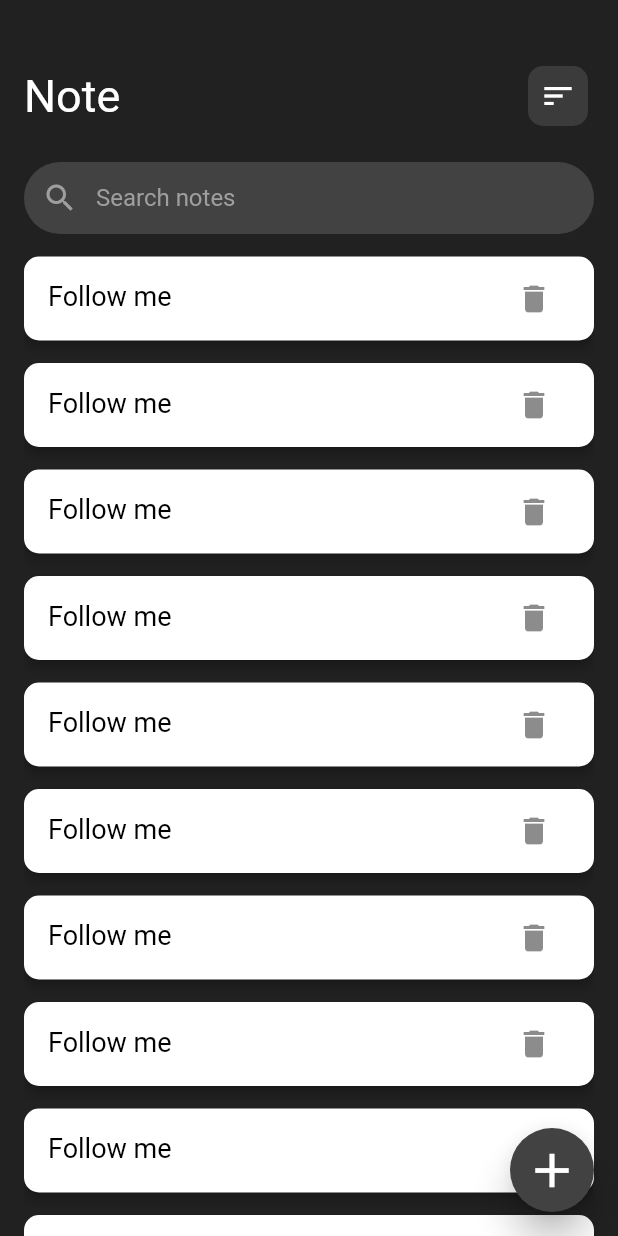
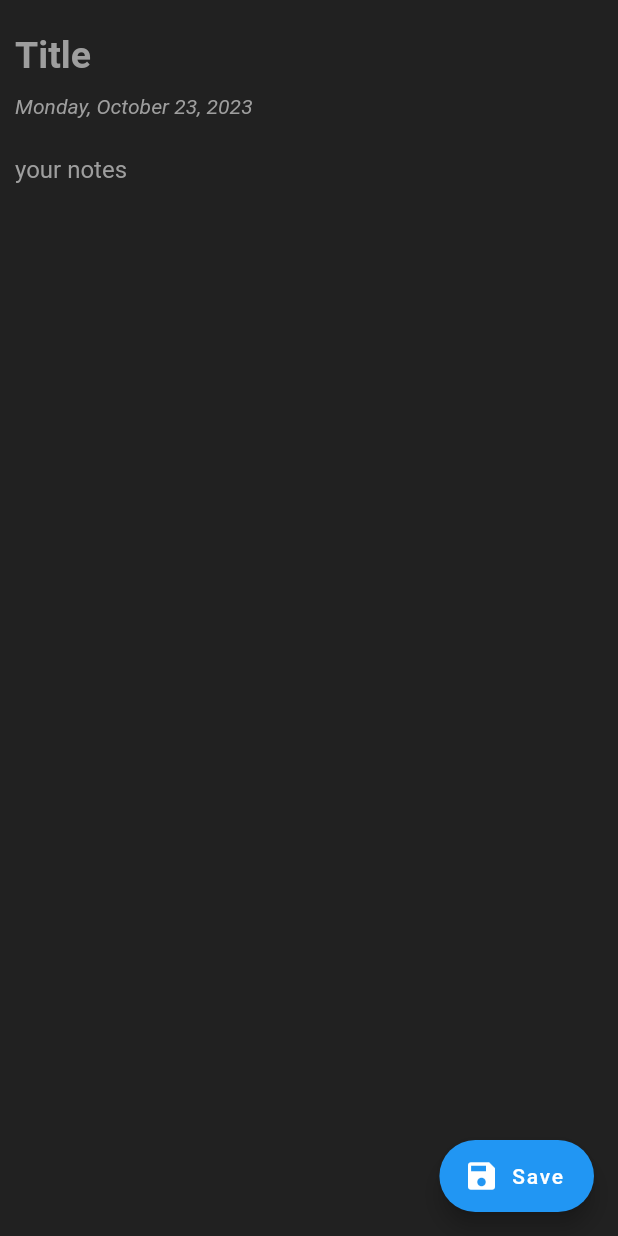
Before and after one commit to mosharof00/flutter_notes_app, a Flutter app: the HomeScreen screen opened directly, after a tap on the "add" icon, on a phone screen of 412 x 824 dp. Run offline on Flutter 3.47's test engine with Material 2 defaults, Android fonts, the phone set to English and light mode, and no system bars; our stand-ins replace sqflite; accounts and stored records are empty.

Commit message:
add, edit, iconbutton, database, render data etc added

```diff
--- a/lib/main.dart
+++ b/lib/main.dart
@@ -1,5 +1,5 @@
 import 'package:flutter/material.dart';
-import 'package:notes/screens/home.dart';
+import 'package:notes/src/moduls/home/view/home.dart';
 
 void main() {
   runApp(const MyApp());
--- a/lib/models/note.dart
+++ /dev/null
@@ -1,78 +0,0 @@
-class Note {
-  int id;
-  String title;
-  String content;
-  DateTime modifiedTime;
-
-  Note({
-    required this.id,
-    required this.title,
-    required this.content,
-    required this.modifiedTime,
-  });
-}
-
-
-List<Note> sampleNotes = [
-  Note(
-    id: 0,
-    title: 'Like and Subscribe',
-    content:
-        'A FREE way to support the channel is to give us a LIKE . It does not cost you but means a lot to us.\nIf you are new here please Subscribe',
-    modifiedTime: DateTime(2022,1,1,34,5),
-  ),
-  Note(
-    id: 1,
-    title: 'Recipes to Try',
-    content:
-        '1. Chicken Alfredo\n2. Vegan chili\n3. Spaghetti carbonara\n4. Chocolate lava cake',
-    modifiedTime: DateTime(2022,1,1,34,5),
-  ),
-  Note(
-    id: 2,
-    title: 'Books to Read',
-    content:
-        '1. To Kill a Mockingbird\n2. 1984\n3. The Great Gatsby\n4. The Catcher in the Rye',
-    modifiedTime: DateTime(2023,3,1,19,5),
-  ),
-  Note(
-    id: 3,
-    title: 'Gift Ideas for Mom',
-    content: '1. Jewelry box\n2. Cookbook\n3. Scarf\n4. Spa day gift card',
-   modifiedTime: DateTime(2023,1,4,16,53),
-  ),
-  Note(
-    id: 4,
-    title: 'Workout Plan',
-    content:
-        'Monday:\n- Run 5 miles\n- Yoga class\nTuesday:\n- HIIT circuit training\n- Swimming laps\nWednesday:\n- Rest day\nThursday:\n- Weightlifting\n- Spin class\nFriday:\n- Run 3 miles\n- Pilates class\nSaturday:\n- Hiking\n- Rock climbing',
-    modifiedTime: DateTime(2023,5,1,11,6),
-  ),
-  Note(
-    id: 5,
-    title: 'Bucket List',
-    content:
-        '1. Travel to Japan\n2. Learn to play the guitar\n3. Write a novel\n4. Run a marathon\n5. Start a business',
-   modifiedTime: DateTime(2023,1,6,13,9),
-  ),
-    Note(
-    id: 6,
-    title: 'Little pigs',
-    content: "Once upon a time there were three little pigs who set out to seek their fortune.",
-   modifiedTime: DateTime(2023,3,7,11,12),
-  ),
-  Note(
-    id: 7,
-    title: 'Meeting Notes',
-    content:
-        'Attendees: John, Mary, David\nAgenda:\n- Budget review\n- Project updates\n- Upcoming events',
-    modifiedTime: DateTime(2023,2,1,15,14),
-  ),
-  Note(
-    id: 8,
-    title: 'Ideas for Vacation',
-    content:
-        '1. Visit Grand Canyon\n2. Go on a hot air balloon ride\n3. Try local cuisine\n4. Attend a concert',
-    modifiedTime: DateTime(2023,2,1,12,34),
-  ),
-];
--- a/lib/screens/home.dart
+++ /dev/null
@@ -1,105 +0,0 @@
-import 'package:flutter/material.dart';
-
-class HomeScreen extends StatefulWidget {
-  const HomeScreen({super.key});
-
-  @override
-  State<HomeScreen> createState() => _HomeScreenState();
-}
-
-class _HomeScreenState extends State<HomeScreen> {
-  @override
-  Widget build(BuildContext context) {
-    return Scaffold(
-      backgroundColor: Colors.grey.shade900,
-      body: Padding(
-        padding: const EdgeInsets.fromLTRB(16, 40, 16, 0),
-        child: Column(
-          children: [
-            Row(
-              mainAxisAlignment: MainAxisAlignment.spaceBetween,
-              children: [
-                Text(
-                  "Note",
-                  style: TextStyle(fontSize: 30, color: Colors.white),
-                ),
-                IconButton(
-                  onPressed: () {},
-                  padding: EdgeInsets.all(0),
-                  icon: Container(
-                    height: 40,
-                    width: 40,
-                    decoration: BoxDecoration(
-                        color: Colors.grey.shade800.withOpacity(.8),
-                        borderRadius: BorderRadius.circular(10)),
-                    child: Icon(
-                      Icons.sort,
-                      color: Colors.white,
-                    ),
-                  ),
-                ),
-              ],
-            ),
-            SizedBox(
-              height: 20,
-            ),
-            TextField(
-              style: TextStyle(fontSize: 16, color: Colors.white),
-              decoration: InputDecoration(
-                  contentPadding: EdgeInsets.symmetric(vertical: 12),
-                  hintText: "Search notes ",
-                  hintStyle: TextStyle(color: Colors.grey),
-                  prefixIcon: Icon(Icons.search, color: Colors.grey),
-                  fillColor: Colors.grey.shade800,
-                  filled: true,
-                  focusedBorder: OutlineInputBorder(
-                      borderRadius: BorderRadius.circular(30),
-                      borderSide: BorderSide(color: Colors.transparent)),
-                  enabledBorder: OutlineInputBorder(
-                      borderRadius: BorderRadius.circular(30),
-                      borderSide: BorderSide(color: Colors.transparent))),
-            ),
-            Expanded(
-                child: ListView.builder(
-              itemCount: 15,
-              itemBuilder: (context, index) {
-                return Card(
-                  margin: const EdgeInsets.only(top: 15),
-                  elevation: 3,
-                  shape: RoundedRectangleBorder(
-                      borderRadius: BorderRadius.circular(10)),
-                  child: ListTile(
-                    title: RichText(
-                        maxLines: 3,
-                        overflow: TextOverflow.ellipsis,
-                        text: TextSpan(
-                          text: "Follow me",
-                          style: TextStyle(
-                              color: Colors.black,
-                              fontSize: 18,
-                              fontWeight: FontWeight.normal,
-                              height: 1),
-                        )),
-                    trailing: IconButton(
-                      onPressed: () {},
-                      icon: Icon(Icons.delete),
-                    ),
-                  ),
-                );
-              },
-            )),
-          ],
-        ),
-      ),
-      floatingActionButton: FloatingActionButton(
-        onPressed: () {},
-        elevation: 10,
-        backgroundColor: Colors.grey.shade800,
-        child: Icon(
-          Icons.add,
-          size: 38,
-        ),
-      ),
-    );
-  }
-}
--- /dev/null
+++ b/lib/src/data/models/note_model.dart
@@ -0,0 +1,27 @@
+class Note {
+  int? id;
+  String? title;
+  String? subtitle;
+  dynamic date;
+  String? priority;
+
+  Note({this.id, this.title, this.subtitle, this.date, this.priority});
+
+  Note.fromMap(Map<String, dynamic> json) {
+    id = json['id'];
+    title = json['title'];
+    subtitle = json['subtitle'];
+    date = json['date'];
+    //priority = json['priority'];
+  }
+
+  Map<String, Object?> toMap() {
+    return {
+      'id': id,
+      'title': title,
+      'subtitle': subtitle,
+      'date': date,
+      //'priority': priority,
+    };
+  }
+}
--- /dev/null
+++ b/lib/src/data/utils/database_helper.dart
@@ -0,0 +1,59 @@
+import 'dart:io' as io;
+import 'package:path_provider/path_provider.dart';
+import 'package:sqflite/sqflite.dart';
+import 'package:path/path.dart';
+import '../models/note_model.dart';
+
+
+class DBHelper {
+  static Database? _database;
+
+  Future<Database?> get db async {
+    if (_database != null) {
+      return _database!;
+    }
+
+    _database = await initDataBase();
+    return _database;
+  }
+
+  initDataBase() async {
+    io.Directory documentDirectory = await getApplicationDocumentsDirectory();
+    String path = join(documentDirectory.path, 'cart.db');
+    var db = await openDatabase(
+      path,
+      version: 1,
+      onCreate: _onCreate,
+    );
+    return db;
+  }
+
+  _onCreate(Database db, int version) async {
+    await db.execute(
+        'CREATE TABLE notes (id INTEGER PRIMARY KEY AUTOINCREMENT, title TEXT,subtitle TEXT, date DATE)');
+  }
+
+  Future<Note> insertData(Note note) async {
+    var dbclient = await db;
+    await dbclient!.insert('notes', note.toMap());
+    return note;
+  }
+
+  Future<List<Note>> getCartData() async {
+    var dbclient = await db;
+    final List<Map<String, Object?>> queryresult =
+        await dbclient!.query("notes");
+    return queryresult.map((e) => Note.fromMap(e)).toList();
+  }
+
+  Future<int> delete(dynamic id) async {
+    var dbClient = await db;
+    return await dbClient!.delete('notes', where: 'id = ?', whereArgs: [id]);
+  }
+
+  Future<int> updatedQuentity(Note cart) async {
+    var dbClient = await db;
+    return await dbClient!
+        .update('notes', cart.toMap(), where: 'id= ?', whereArgs: [cart.id]);
+  }
+}
--- /dev/null
+++ b/lib/src/moduls/add/view/add_task_screen.dart
@@ -0,0 +1,89 @@
+import 'package:flutter/material.dart';
+import 'package:intl/intl.dart';
+
+import '../../../data/models/note_model.dart';
+import '../../../data/utils/database_helper.dart';
+import '../../home/view/home.dart';
+
+class AddTaskScreen extends StatefulWidget {
+  const AddTaskScreen({super.key});
+
+  @override
+  State<AddTaskScreen> createState() => _AddTaskScreenState();
+}
+
+class _AddTaskScreenState extends State<AddTaskScreen> {
+  TextEditingController titleTextEditingController = TextEditingController();
+  TextEditingController subTitleTextEditingController = TextEditingController();
+
+  DBHelper dbHelper = DBHelper();
+
+  @override
+  Widget build(BuildContext context) {
+    return Scaffold(
+        backgroundColor: Colors.grey.shade900,
+        body: SafeArea(
+          child: Padding(
+            padding: const EdgeInsets.all(10),
+            child:
+            Column(
+                crossAxisAlignment: CrossAxisAlignment.start,
+                children: [
+                  TextField(
+                      style: const TextStyle(
+                        color: Colors.white,
+                        fontSize: 25,
+                        fontWeight: FontWeight.bold,
+                      ),
+                      obscureText: false,
+                      controller: titleTextEditingController,
+                      decoration: const InputDecoration(
+                          border: InputBorder.none,
+                          hintText: 'Title',
+                          hintStyle: TextStyle(fontSize: 25, color: Colors.grey))),
+                  Text(
+                    DateFormat.yMMMMEEEEd().format(DateTime.now()).toString(),
+                    style: const TextStyle(
+                        fontStyle: FontStyle.italic, color: Colors.grey),
+                  ),
+                  const SizedBox(
+                    height: 10,
+                  ),
+                  Expanded(
+                    child: TextField(
+                        style: const TextStyle(color: Colors.white),
+                        keyboardType: TextInputType.multiline,
+                        maxLines: null,
+                        obscureText: false,
+                        controller: subTitleTextEditingController,
+                        decoration: const InputDecoration(
+                            border: InputBorder.none,
+                            hintText: 'your notes',
+                            hintStyle: TextStyle(color: Colors.grey))),
+                  ),
+                  const SizedBox(
+                    height: 10,
+                  ),
+                ]),
+          ),
+        ),
+        floatingActionButton: FloatingActionButton.extended(
+            onPressed: () {
+              dbHelper
+                  .insertData(Note(
+                  title: titleTextEditingController.text.toString(),
+                  subtitle: subTitleTextEditingController.text.toString(),
+                  date: '${DateTime.now()}'))
+                  .then(
+                      (value) => {debugPrint("successfully added to database")})
+                  .onError((error, stackTrace) =>
+              {debugPrint("failed to add database")});
+              Navigator.pushAndRemoveUntil(
+                  context,
+                  MaterialPageRoute(builder: (context) => const HomeScreen()),
+                      (route) => false);
+            },
+            label: const Text('Save'),
+            icon: const Icon(Icons.save)));
+  }
+}
--- /dev/null
+++ b/lib/src/moduls/home/view/home.dart
@@ -0,0 +1,200 @@
+import 'dart:math';
+import 'package:flutter/material.dart';
+import 'package:intl/intl.dart';
+import 'package:notes/src/data/constants/colors.dart';
+import 'package:notes/src/data/utils/database_helper.dart';
+import 'package:notes/src/moduls/add/view/add_task_screen.dart';
+import 'package:notes/src/moduls/edit/view/edit.dart';
+
+import '../../../data/models/note_model.dart';
+
+class HomeScreen extends StatefulWidget {
+  const HomeScreen({super.key});
+
+  @override
+  State<HomeScreen> createState() => _HomeScreenState();
+}
+
+class _HomeScreenState extends State<HomeScreen> {
+
+  List<Note> data = [];
+  List filteredData = [];
+  DBHelper dbHelper = DBHelper();
+
+  Color getRandomColor(){
+    Random random = Random();
+    return backgroundColors[random.nextInt(backgroundColors.length)];
+  }
+
+  @override
+  void initState() {
+    getData();
+    dbHelper = DBHelper();
+    super.initState();
+  }
+
+  void getData()async {
+    data = await dbHelper.getCartData();
+    // filteredData = data ;
+    print(data.length);
+  }
+
+  // void onSearch(String searchText){
+  //   setState(() {
+  //     filteredData = data.where((note) => note.subtitle!.toLowerCase().contains(
+  //         searchText.toLowerCase()) || note.title!.toLowerCase().contains(
+  //         searchText.toLowerCase())).toList();
+  //   });
+  // }
+
+  // void filterList(value) {
+  //   setState(() {
+  //     filteredData = data
+  //         .where((text) => text.title!.toLowerCase().contains(value.toLowerCase())).toList();
+  //   });}
+
+
+  @override
+  Widget build(BuildContext context) {
+    return Scaffold(
+      backgroundColor: Colors.grey.shade900,
+      body: Padding(
+        padding: const EdgeInsets.fromLTRB(16, 40, 16, 0),
+        child: Column(
+          children: [
+            Row(
+              mainAxisAlignment: MainAxisAlignment.spaceBetween,
+              children: [
+                const Text(
+                  "Note",
+                  style: TextStyle(fontSize: 30, color: Colors.white),
+                ),
+                IconButton(
+                  onPressed: () {},
+                  padding: const EdgeInsets.all(0),
+                  icon: Container(
+                    height: 40,
+                    width: 40,
+                    decoration: BoxDecoration(
+                        color: Colors.grey.shade800.withOpacity(.8),
+                        borderRadius: BorderRadius.circular(10)),
+                    child: const Icon(
+                      Icons.sort,
+                      color: Colors.white,
+                    ),
+                  ),
+                ),
+              ],
+            ),
+            const SizedBox(
+              height: 20,
+            ),
+            TextField(
+              // onChanged: (value){
+              //   filterList(value);
+              // },
+              style: const TextStyle(fontSize: 16, color: Colors.white),
+              decoration: InputDecoration(
+                  contentPadding: const EdgeInsets.symmetric(vertical: 12),
+                  hintText: "Search notes ",
+                  hintStyle: const TextStyle(color: Colors.grey),
+                  prefixIcon: const Icon(Icons.search, color: Colors.grey),
+                  fillColor: Colors.grey.shade800,
+                  filled: true,
+                  focusedBorder: OutlineInputBorder(
+                      borderRadius: BorderRadius.circular(30),
+                      borderSide: const BorderSide(color: Colors.transparent)),
+                  enabledBorder: OutlineInputBorder(
+                      borderRadius: BorderRadius.circular(30),
+                      borderSide: const BorderSide(color: Colors.transparent))),
+            ),
+            Expanded(
+                child: FutureBuilder(
+                  future: dbHelper.getCartData(),
+                  builder: (context, snapshot) {
+                    return ListView.builder(
+                      padding: const EdgeInsets.only(top: 30),
+                      itemCount: data.length,
+                      itemBuilder: (context, index) {
+                        return Card(
+                          //color: getRandomColor(),
+                          margin: const EdgeInsets.only(bottom: 20),
+                          elevation: 3,
+                          shape: RoundedRectangleBorder(
+                              borderRadius: BorderRadius.circular(10)),
+                          child: Padding(
+                            padding: const EdgeInsets.all(10),
+                            child: ListTile(
+                              title: InkWell(
+                                onTap: () {
+                                  Navigator.push(context, MaterialPageRoute(
+                                      builder: (context) => EditScreen()));
+                                },
+                                child: RichText(
+                                    maxLines: 3,
+                                    overflow: TextOverflow.ellipsis,
+                                    text: TextSpan(
+                                        text: "${data[index].title}\n",
+                                        style: const TextStyle(
+                                            color: Colors.black,
+                                            fontSize: 20,
+                                            fontWeight: FontWeight.bold,
+                                            height: 1.8),
+                                        children: [
+                                          TextSpan(
+                                              text: data[index].subtitle,
+                                              style: const TextStyle(
+                                                  color: Colors.black,
+                                                  fontSize: 14,
+                                                  fontWeight: FontWeight.normal,
+                                                  height: 1.5
+                                              )
+                                          )
+                                        ]
+                                    )),
+                              ),
+                              subtitle: Padding(
+                                padding: const EdgeInsets.only(top: 8),
+                                child: Text(
+                                  'Edited: ${DateFormat.yMEd().add_jms().format(DateTime.parse(data[index].date))}',
+                                  style: const TextStyle(
+                                      fontSize: 11,
+                                      fontStyle: FontStyle.italic,
+                                      color: Colors.grey
+                                  ),
+                                ),
+                              ),
+                              trailing: IconButton(
+                                onPressed: ()  {
+                                  setState((){
+                                      dbHelper.delete(data[index].id);
+                                    debugPrint(data.length.toString());
+                                  });
+                                },
+                                icon: const Icon(Icons.delete),
+                              ),
+                            ),
+                          ),
+                        );
+                      },
+                    );
+
+                  }
+                )),
+          ],
+        ),
+      ),
+      floatingActionButton: FloatingActionButton(
+        onPressed: () {
+          Navigator.push(context, MaterialPageRoute(builder: (context)=>AddTaskScreen()));
+        },
+        elevation: 10,
+        backgroundColor: Colors.grey.shade800,
+        child: const Icon(
+          Icons.add,
+          size: 38,
+        ),
+      ),
+    );
+  }
+}
--- a/pubspec.yaml
+++ b/pubspec.yaml
@@ -35,6 +35,9 @@ dependencies:
   # The following adds the Cupertino Icons font to your application.
   # Use with the CupertinoIcons class for iOS style icons.
   cupertino_icons: ^1.0.2
+  intl: ^0.18.1
+  path_provider: ^2.1.1
+  sqflite: ^2.3.0
 
 dev_dependencies:
   flutter_test:
```
Also changed, not shown: lib/src/data/models/note.dart (added, +78 -0 lines), lib/src/moduls/edit/view/edit.dart (added, +10 -0 lines), lib/src/moduls/home/local_widget/header_part.dart (added, +10 -0 lines), lib/screens/edit.dart (deleted), lib/src/data/constants/colors.dart (renamed from lib/constants/colors.dart), pubspec.lock, 1 other file.
